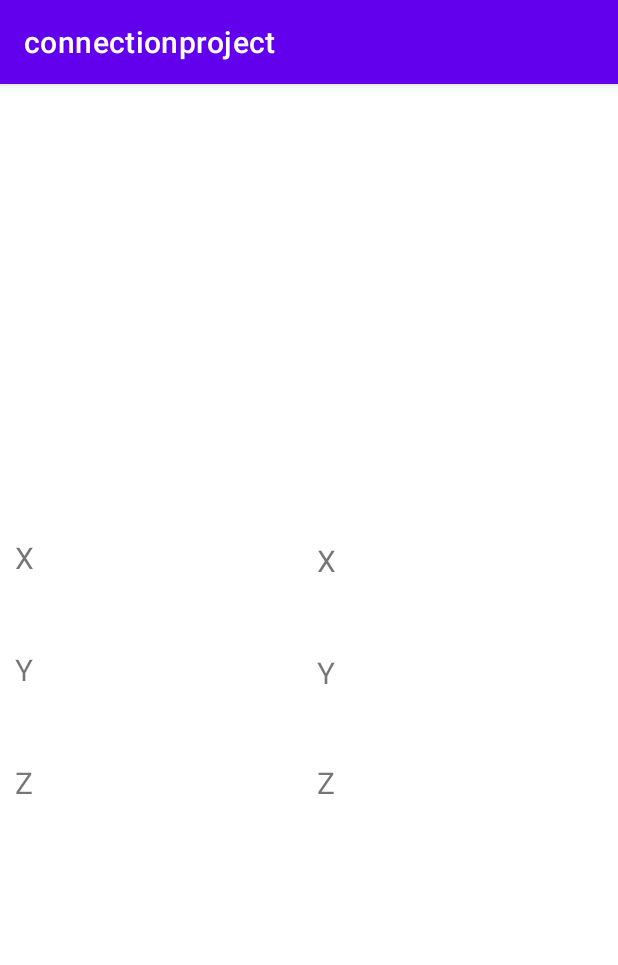
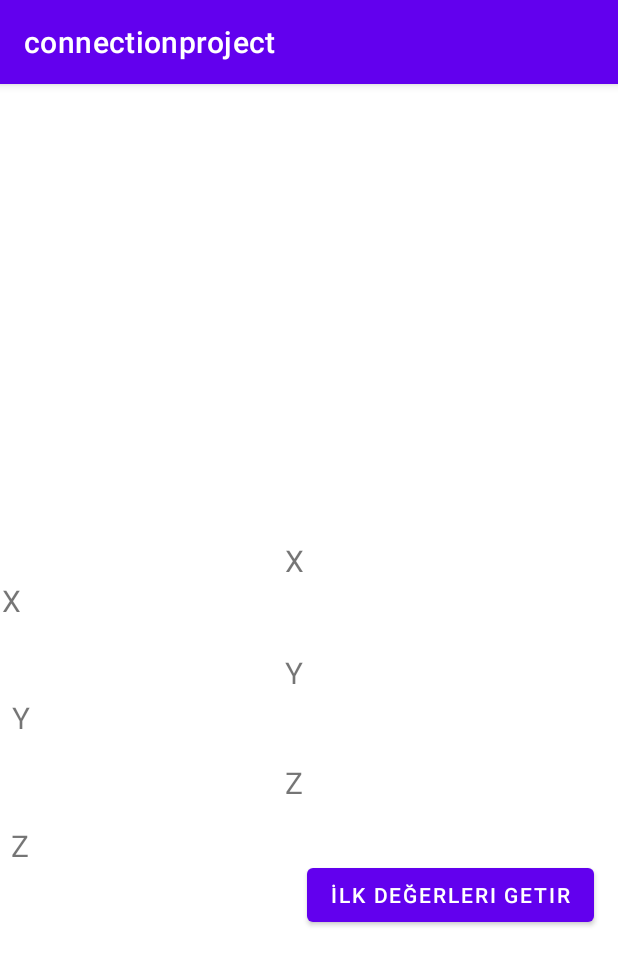
Before and after one commit to Melikeagdas/ODS_Mobil, an Android app: the screen it shows after launch (MainActivity), on a phone screen of 412 x 824 dp. Shown: the top 965 px of the screen. Run offline under Robolectric (Android 15) with nearby library versions, the phone set to English and light mode, and no system bars.

Commit message:
belirli limitleri aşınca uyarı verildi.

```diff
--- a/app/src/main/java/com/example/connectionproject/MainActivity.java
+++ b/app/src/main/java/com/example/connectionproject/MainActivity.java
@@ -1,40 +1,32 @@
 package com.example.connectionproject;
 
-import static androidx.constraintlayout.motion.widget.Debug.getLocation;
+import static java.lang.Math.subtractExact;
+
+import android.Manifest;
+import android.content.Context;
+import android.content.DialogInterface;
+import android.content.pm.PackageManager;
+import android.hardware.Sensor;
+import android.hardware.SensorEvent;
+import android.hardware.SensorEventListener;
+import android.hardware.SensorManager;
+import android.location.Address;
+import android.location.Geocoder;
+import android.location.Location;
+import android.location.LocationManager;
+import android.media.MediaPlayer;
+import android.os.Bundle;
+import android.os.Vibrator;
+import android.text.Html;
+import android.util.Log;
+import android.view.View;
+import android.widget.Button;
+import android.widget.TextView;
 
 import androidx.annotation.NonNull;
 import androidx.appcompat.app.AlertDialog;
 import androidx.appcompat.app.AppCompatActivity;
 import androidx.core.app.ActivityCompat;
-
-import android.Manifest;
-import android.app.Dialog;
-import android.content.Context;
-import android.content.DialogInterface;
-import android.content.pm.PackageManager;
-import android.graphics.Color;
-import android.hardware.Sensor;
-import android.hardware.SensorEvent;
-import android.hardware.SensorEventListener;
-import android.hardware.SensorManager;
-import android.location.Address;
-import android.location.Criteria;
-import android.location.Geocoder;
-import android.location.Location;
-import android.location.LocationListener;
-import android.location.LocationManager;
-import android.media.MediaPlayer;
-import android.nfc.Tag;
-import android.os.Bundle;
-import android.os.Vibrator;
-import android.text.Html;
-import android.util.Log;
-import android.view.OrientationEventListener;
-import android.view.View;
-import android.view.Window;
-import android.widget.Button;
-import android.widget.TextView;
-import android.widget.Toast;
 
 import com.google.android.gms.location.FusedLocationProviderClient;
 import com.google.android.gms.location.LocationServices;
@@ -42,16 +34,15 @@ import com.google.android.gms.tasks.OnCompleteListener;
 import com.google.android.gms.tasks.Task;
 
 import java.io.IOException;
-import java.util.ArrayList;
 import java.util.List;
 import java.util.Locale;
 
 
 public class MainActivity extends AppCompatActivity {
-    TextView txt, txt1, txt2, txt3, txt4, x, y, z, x2, y2, z2, z5, z6, z7, z8, z9;
+    TextView txt, txt1, txt2, txt3, txt4, x, y, z, x2, y2, z2, z5, z6, z7, z8, z9,zilk,yilk,xilk,textView;
     LocationManager locationManager;
     String provider;
-    Button btn;
+    Button btn,button;
     FusedLocationProviderClient fusedLocationProviderClient;
     SensorManager sensorManager;
     SensorManager sensorManager2;
@@ -60,6 +51,7 @@ public class MainActivity extends AppCompatActivity {
     SensorTrack track;
     Sensor sensor2;
     MediaPlayer play;
+    public static int y3first = 0;
 
     public static final int UPSIDE_DOWN = 3;
     public static final int LANDSCAPE_RIGHT = 4;
@@ -84,43 +76,13 @@ public class MainActivity extends AppCompatActivity {
         txt4.setVisibility(View.INVISIBLE);
     }
 
-    public void init() {
-        txt = findViewById(R.id.txt);
-        txt1 = findViewById(R.id.txt1);
-        txt2 = findViewById(R.id.txt2);
-        txt4 = findViewById(R.id.txt4);
-        x = findViewById(R.id.x);
-        y = findViewById(R.id.y);
-        z = findViewById(R.id.z);
-        x2 = findViewById(R.id.x2);
-        y2 = findViewById(R.id.y2);
-        z2 = findViewById(R.id.z2);
-        z5 = findViewById(R.id.z5);
-        z6 = findViewById(R.id.z6);
-        z7 = findViewById(R.id.z7);
-        z8 = findViewById(R.id.z8);
-        z9 = findViewById(R.id.z9);
-
-        sensorManager = (SensorManager) context.getSystemService(Context.SENSOR_SERVICE);
-        sensor = sensorManager.getDefaultSensor(Sensor.TYPE_ACCELEROMETER);
-        fusedLocationProviderClient = LocationServices.getFusedLocationProviderClient(this);
-        track = new SensorTrack();
-        sensorManager.registerListener(track, sensor, SensorManager.SENSOR_DELAY_NORMAL);
-        sensorManager2 = (SensorManager) context.getSystemService(Context.SENSOR_SERVICE);
-        sensor2 = sensorManager2.getDefaultSensor(Sensor.TYPE_GYROSCOPE);
-        this.sensorManager2 = (SensorManager) this.getSystemService(SENSOR_SERVICE);
-        this.sensor2 = this.sensorManager2.getDefaultSensor(4);
-
-        Sensor rotationVectorSensor = sensorManager2.getDefaultSensor(Sensor.TYPE_ROTATION_VECTOR);
-        sensorManager2.registerListener(rvlistener, rotationVectorSensor, SensorManager.SENSOR_DELAY_NORMAL);
-    }
-
     float[] orientations = new float[5];
     float sum = 0;
     int count = 0;
     int counter=0;
     int maxcount = 30;
     float avg = 0;
+
 
 
     ArrayClass arrayClass=new ArrayClass(maxcount); // ArrayClasstan bir yeni nesne ürettim ve constructor sayesinde size değerini verdim
@@ -132,8 +94,8 @@ public class MainActivity extends AppCompatActivity {
         @Override
         public void onSensorChanged(SensorEvent sensorEvent) {
             counter++;
-            if(counter==30) {
-                counter=0;
+            if (counter == 100) {
+                counter = 0;
                 float[] rotationMatrix = new float[16];
                 SensorManager.getRotationMatrixFromVector(
                         rotationMatrix, sensorEvent.values
@@ -144,31 +106,36 @@ public class MainActivity extends AppCompatActivity {
                         SensorManager.AXIS_Z,
                         remappRotationMatrix);
 
-
+                int x3 = (int) orientations[0];
+                int y3 = (int) orientations[1];
+                int z3 = (int) orientations[2];
                 SensorManager.getOrientation(remappRotationMatrix, orientations);
                 for (int i = 0; i < orientations.length; i++) {
                     orientations[i] = (float) (Math.toDegrees(orientations[i]));
-
-                    float x3 = orientations[0];
-                    float y3 = orientations[1];
-                    float z3 = orientations[2];
-
                     MainActivity.this.x2.setText("X : " + (int) x3 + " derece");
                     MainActivity.this.y2.setText("Y : " + (int) y3 + " derece");
                     MainActivity.this.z2.setText("Z : " + (int) z3 + " derece");
 
                 }
 
+                button.setOnClickListener(new View.OnClickListener() {
+
+                    @Override
+                    public void onClick(View view) {
+                        MainActivity.this.xilk.setText("X : " + (int) x3 + " derece");
+                        MainActivity.this.yilk.setText("Y : " + (int) y3 + " derece");
+                        MainActivity.this.zilk.setText("Z : " + (int) z3 + " derece");
+                        y3first=y3;
+
+                    }
+                });
+
                     currentArrayY[count] = orientations[1];
                     sum += orientations[1];
-
-                if (count == maxcount-1) {
-
+                    if (count == maxcount - 1) {
                         avg = sum / currentArrayY.length;
-
                         z9.setText("ort:" + avg);
-                    if (avg > 15 || avg < -15) {
-
+                        if ((y3first - avg) > 15 || (y3first - avg) < -15) {
                             ((Vibrator) context.getSystemService(Context.VIBRATOR_SERVICE)).vibrate(100);
                             new AlertDialog.Builder(MainActivity.this).setTitle("").setMessage("" +
                                     "y yönüne dikkat ediniz").setPositiveButton("OK", new DialogInterface.OnClickListener() {
@@ -180,35 +147,24 @@ public class MainActivity extends AppCompatActivity {
                             play = MediaPlayer.create(MainActivity.this, R.raw.song);
                             play.start();
                         }
-
                         sum = 0;
-                    count=0;
-
+                        count = 0;
                     } else {
                         z8.setText("count: " + count);
                         count++;
                     }
                 }
-
-
-
             }
-
         @Override
         public void onAccuracyChanged(Sensor sensor, int i) {
-
         }
     };
-
     @Override
     protected void onDestroy() {
         super.onDestroy();
         sensorManager.unregisterListener(track);
     }
-
-
     public class SensorTrack implements SensorEventListener {
-
         @Override
         public void onSensorChanged(SensorEvent sensorEvent) {
             float sensor_data[] = sensorEvent.values;
@@ -216,19 +172,6 @@ public class MainActivity extends AppCompatActivity {
             y.setText("Y: " + sensor_data[1] + " m/s2");
             z.setText("Z: " + sensor_data[2] + " m/s2");
             int xx = (int) sensor_data[0];
-          /*  if(xx>=9 || xx<0){
-                ( (Vibrator) context.getSystemService(Context.VIBRATOR_SERVICE)).vibrate(100);
-                new AlertDialog.Builder(MainActivity.this).setTitle("").setMessage("" +
-                        "x yönüne dikkat ediniz").setPositiveButton("OK", new DialogInterface.OnClickListener() {
-                    @Override
-                    public void onClick(DialogInterface dialog, int which) {
-                    }
-                })
-                        .show();
-                play=MediaPlayer.create(MainActivity.this,R.raw.song);
-                play.start();
-                //sıfırlandığında durma kodu yazılacak
-            }*/
             txt.setVisibility(View.VISIBLE);
             txt1.setVisibility(View.VISIBLE);
             txt2.setVisibility(View.VISIBLE);
@@ -281,14 +224,11 @@ public class MainActivity extends AppCompatActivity {
                 while (orientation3 < 0) {
                     orientation3 += 360;
                 }
-
-
             }
             z5.setText("Oreientation X=" + orientation);
             z6.setText("Oreientation Y=" + orientation2);
             z7.setText("Oreientation Z=" + orientation3);
         }
-
         @Override
         public void onAccuracyChanged(Sensor sensor, int i) {
             switch (i) {
@@ -303,7 +243,6 @@ public class MainActivity extends AppCompatActivity {
                     break;
             }
         }
-
         private void getLocation() {
             if (ActivityCompat.checkSelfPermission(MainActivity.this, Manifest.permission.ACCESS_FINE_LOCATION) != PackageManager.PERMISSION_GRANTED && ActivityCompat.checkSelfPermission(MainActivity.this, Manifest.permission.ACCESS_COARSE_LOCATION) != PackageManager.PERMISSION_GRANTED) {
                 // TODO: Consider calling
@@ -315,7 +254,6 @@ public class MainActivity extends AppCompatActivity {
                 public void onComplete(@NonNull Task<Location> task) {
                     Location location = task.getResult();
                     if (location != null) {
-
                         try {
                             Geocoder geocoder = new Geocoder(MainActivity.this,
                                     Locale.getDefault());
@@ -342,9 +280,43 @@ public class MainActivity extends AppCompatActivity {
                             e.printStackTrace();
                         }
                     }
-
                 }
             });
         }
     }
+    public void init() {
+        txt = findViewById(R.id.txt);
+        txt1 = findViewById(R.id.txt1);
+        txt2 = findViewById(R.id.txt2);
+        txt4 = findViewById(R.id.txt4);
+        zilk=findViewById(R.id.zilk);
+        xilk=findViewById(R.id.xilk);
+        yilk=findViewById(R.id.yilk);
+        button=findViewById(R.id.button);
+        x = findViewById(R.id.x);
+        y = findViewById(R.id.y);
+        z = findViewById(R.id.z);
+        x2 = findViewById(R.id.x2);
+        y2 = findViewById(R.id.y2);
+        z2 = findViewById(R.id.z2);
+        z5 = findViewById(R.id.z5);
+        z6 = findViewById(R.id.z6);
+        z7 = findViewById(R.id.z7);
+        z8 = findViewById(R.id.z8);
+        z9 = findViewById(R.id.z9);
+
+
+        sensorManager = (SensorManager) context.getSystemService(Context.SENSOR_SERVICE);
+        sensor = sensorManager.getDefaultSensor(Sensor.TYPE_ACCELEROMETER);
+        fusedLocationProviderClient = LocationServices.getFusedLocationProviderClient(this);
+        track = new SensorTrack();
+        sensorManager.registerListener(track, sensor, SensorManager.SENSOR_DELAY_NORMAL);
+        sensorManager2 = (SensorManager) context.getSystemService(Context.SENSOR_SERVICE);
+        sensor2 = sensorManager2.getDefaultSensor(Sensor.TYPE_GYROSCOPE);
+        this.sensorManager2 = (SensorManager) this.getSystemService(SENSOR_SERVICE);
+        this.sensor2 = this.sensorManager2.getDefaultSensor(4);
+
+        Sensor rotationVectorSensor = sensorManager2.getDefaultSensor(Sensor.TYPE_ROTATION_VECTOR);
+        sensorManager2.registerListener(rvlistener, rotationVectorSensor, SensorManager.SENSOR_DELAY_NORMAL);
     }
+}
--- a/app/src/main/res/layout/activity_main.xml
+++ b/app/src/main/res/layout/activity_main.xml
@@ -13,19 +13,19 @@
         android:layout_height="70dp"
         android:layout_alignParentStart="true"
         android:layout_alignParentBottom="true"
-        android:layout_marginStart="10dp"
-        android:layout_marginBottom="246dp"
+        android:layout_marginStart="7dp"
+        android:layout_marginBottom="204dp"
         android:text="Z"
         android:textSize="20dp" />
 
     <TextView
         android:id="@+id/z5"
         android:layout_width="202dp"
-        android:layout_height="51dp"
+        android:layout_height="42dp"
         android:layout_alignParentStart="true"
         android:layout_alignParentBottom="true"
         android:layout_marginStart="8dp"
-        android:layout_marginBottom="147dp"
+        android:layout_marginBottom="156dp"
         android:textSize="20dp" /><![CDATA[
 
 
@@ -74,12 +74,12 @@
 
     <TextView
         android:id="@+id/z6"
-        android:layout_width="203dp"
-        android:layout_height="53dp"
+        android:layout_width="206dp"
+        android:layout_height="44dp"
         android:layout_alignParentStart="true"
         android:layout_alignParentBottom="true"
         android:layout_marginStart="8dp"
-        android:layout_marginBottom="89dp"
+        android:layout_marginBottom="108dp"
         android:textSize="20dp" />
 
     <TextView
@@ -89,7 +89,7 @@
         android:layout_alignParentStart="true"
         android:layout_alignParentBottom="true"
         android:layout_marginStart="9dp"
-        android:layout_marginBottom="34dp"
+        android:layout_marginBottom="51dp"
         android:textSize="20dp" />
 
     <TextView
@@ -98,7 +98,7 @@
         android:layout_height="70dp"
         android:layout_alignParentStart="true"
         android:layout_alignParentBottom="true"
-        android:layout_marginStart="211dp"
+        android:layout_marginStart="190dp"
         android:layout_marginBottom="246dp"
         android:text="Z"
         android:textSize="20dp" />
@@ -110,10 +110,11 @@
         android:layout_alignParentStart="true"
         android:layout_alignParentTop="true"
         android:layout_centerHorizontal="true"
-        android:layout_marginStart="11dp"
-        android:layout_marginTop="143dp"
+        android:layout_marginStart="15dp"
+        android:layout_marginTop="117dp"
         android:text="TextView"
         android:textSize="20dp" />
+
 
     <TextView
         android:id="@+id/txt"
@@ -122,11 +123,10 @@
         android:layout_alignParentStart="true"
         android:layout_alignParentTop="true"
         android:layout_centerHorizontal="true"
-        android:layout_marginStart="12dp"
-        android:layout_marginTop="203dp"
+        android:layout_marginStart="14dp"
+        android:layout_marginTop="170dp"
         android:text="TextView"
         android:textSize="20dp" />
-
 
     <TextView
         android:id="@+id/txt4"
@@ -136,7 +136,7 @@
         android:layout_alignParentTop="true"
         android:layout_centerInParent="true"
         android:layout_marginStart="12dp"
-        android:layout_marginTop="272dp"
+        android:layout_marginTop="232dp"
         android:text="TextView"
         android:textSize="20dp" />
 
@@ -159,8 +159,8 @@
         android:layout_alignParentStart="true"
         android:layout_alignParentBottom="true"
         android:layout_centerVertical="true"
-        android:layout_marginStart="10dp"
-        android:layout_marginBottom="396dp"
+        android:layout_marginStart="1dp"
+        android:layout_marginBottom="367dp"
         android:text="X"
         android:textSize="20dp" />
 
@@ -171,7 +171,7 @@
         android:layout_alignParentStart="true"
         android:layout_alignParentBottom="true"
         android:layout_centerVertical="true"
-        android:layout_marginStart="211dp"
+        android:layout_marginStart="190dp"
         android:layout_marginBottom="394dp"
         android:text="X"
         android:textSize="20dp" />
@@ -182,8 +182,8 @@
         android:layout_height="70dp"
         android:layout_alignParentStart="true"
         android:layout_alignParentBottom="true"
-        android:layout_marginStart="10dp"
-        android:layout_marginBottom="321dp"
+        android:layout_marginStart="8dp"
+        android:layout_marginBottom="289dp"
         android:text="Y"
         android:textSize="20dp" />
 
@@ -193,10 +193,51 @@
         android:layout_height="70dp"
         android:layout_alignParentStart="true"
         android:layout_alignParentBottom="true"
-        android:layout_marginStart="211dp"
+        android:layout_marginStart="190dp"
         android:layout_marginBottom="319dp"
         android:text="Y"
         android:textSize="20dp" />
 
+    <Button
+        android:id="@+id/button"
+        android:layout_width="wrap_content"
+        android:layout_height="wrap_content"
+        android:layout_alignParentEnd="true"
+        android:layout_alignParentBottom="true"
+        android:layout_marginEnd="16dp"
+        android:layout_marginBottom="203dp"
+        android:text="İlk değerleri getir" />
+
+    <TextView
+        android:id="@+id/xilk"
+        android:layout_width="82dp"
+        android:layout_height="42dp"
+        android:layout_alignParentTop="true"
+        android:layout_alignParentEnd="true"
+        android:layout_marginTop="297dp"
+        android:layout_marginEnd="15dp"
+        android:textSize="16dp" />
+
+    <TextView
+        android:id="@+id/yilk"
+        android:layout_width="82dp"
+        android:layout_height="42dp"
+        android:layout_alignParentTop="true"
+        android:layout_alignParentEnd="true"
+        android:layout_centerVertical="true"
+        android:layout_marginTop="348dp"
+        android:layout_marginEnd="15dp"
+        android:textSize="16dp" />
+
+    <TextView
+        android:id="@+id/zilk"
+        android:layout_width="82dp"
+        android:layout_height="42dp"
+        android:layout_alignParentEnd="true"
+        android:layout_alignParentBottom="true"
+        android:layout_marginEnd="14dp"
+        android:layout_marginBottom="282dp"
+        android:textSize="16dp" />
+
 
 </RelativeLayout>
```
Lines whose indentation alone changed are shown as unchanged.
